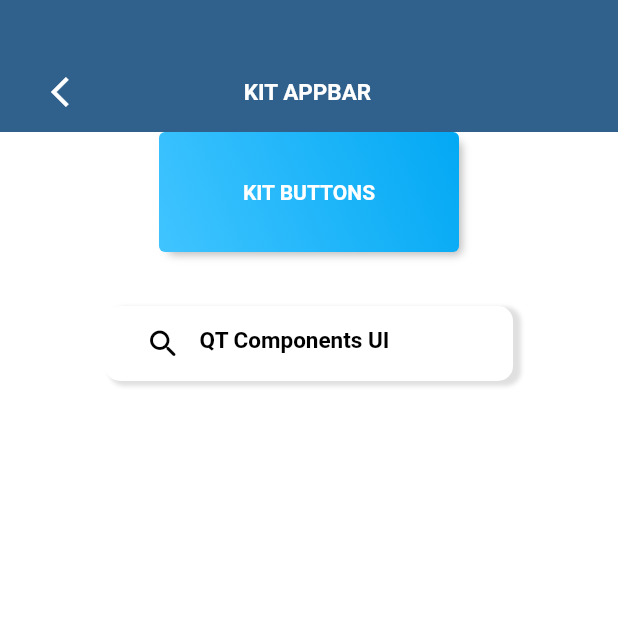
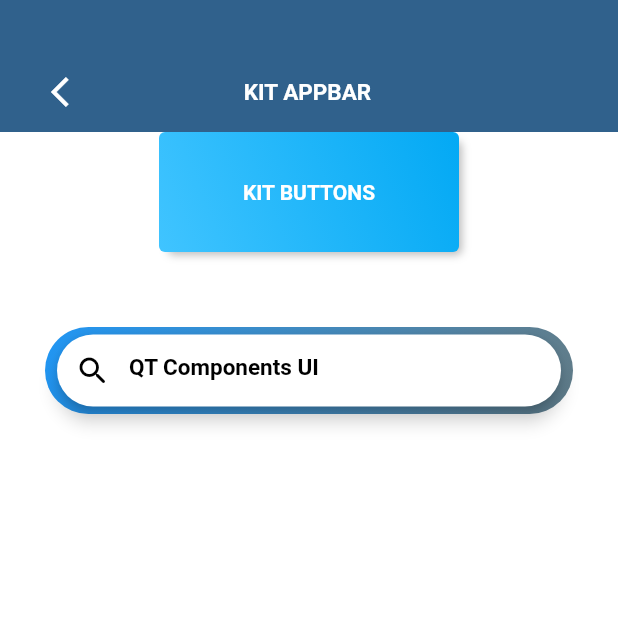
Before and after one commit to tobiassilva/components_qt_kit, a Flutter app: the screen it shows after launch, on a phone screen of 412 x 824 dp, the top half of it. Run offline on Flutter 3.47's test engine with Material 2 defaults, Android fonts, the phone set to English and light mode, and no system bars; our stand-ins replace connectivity.

Commit message:
TextfieldComMaterial

```diff
--- a/example/lib/main.dart
+++ b/example/lib/main.dart
@@ -77,7 +77,22 @@ class _MyAppState extends State<MyApp> {
                             SizedBox(
                               height: 20,
                             ),
-                            KitTextfield(),
+                            KitTextfield(
+                              padding: EdgeInsets.all(30),
+                              colorMaterial: Colors.white,
+                              margin: EdgeInsets.symmetric(
+                                  horizontal: 8, vertical: 5),
+                              decoration: BoxDecoration(
+                                  gradient: LinearGradient(
+                                      begin: Alignment.topLeft,
+                                      end: Alignment.centerRight,
+                                      colors: [
+                                        Colors.blue,
+                                        Colors.blueGrey,
+                                      ]),
+                                  borderRadius: BorderRadius.circular(56)),
+                              textFieldWithGradient: true,
+                            ),
                           ],
                         ),
                       ),
--- a/lib/widgets/ui_kits/kit_text_field.dart
+++ b/lib/widgets/ui_kits/kit_text_field.dart
@@ -36,6 +36,7 @@ class KitTextfield extends StatefulWidget {
   final IconButton? sufix;
   final bool decorationWithOutline;
   final Color colorBorderSide;
+  final Color? colorMaterial;
   final double widthBorderSide;
   final FloatingLabelBehavior floatingLabelBehavior;
   final bool alignLabelWithHint;
@@ -48,7 +49,7 @@ class KitTextfield extends StatefulWidget {
   final String textInTextField;
   final TextStyle textStyleInTextField;
   // estrutura do textField
-  final bool textFieldWhitGradient;
+  final bool textFieldWithGradient;
 
   final InputBorder border;
   final bool obscureText;
@@ -101,7 +102,8 @@ class KitTextfield extends StatefulWidget {
       this.floatingLabelBehavior = FloatingLabelBehavior.always,
       this.widthBorderSide = 1.0,
       this.inputFormatters,
-      this.textFieldWhitGradient = false});
+      this.textFieldWithGradient = false,
+      this.colorMaterial});
 
   @override
   _KitTextfieldState createState() => _KitTextfieldState();
@@ -113,7 +115,9 @@ class _KitTextfieldState extends State<KitTextfield> {
   Widget build(BuildContext context) {
     return Column(
       children: [
-        widget.textFieldWhitGradient ? textFieldPadrao() : textFieldPadrao()
+        widget.textFieldWithGradient
+            ? texfieldWithGradient()
+            : textFieldDefault()
       ],
     );
   }
@@ -126,6 +130,7 @@ class _KitTextfieldState extends State<KitTextfield> {
       child: Material(
         elevation: 5,
         borderRadius: BorderRadius.circular(56),
+        color: widget.colorMaterial,
         child: TextField(
           controller: widget.controller,
           keyboardType: TextInputType.text,
@@ -142,7 +147,7 @@ class _KitTextfieldState extends State<KitTextfield> {
     );
   }
 
-  Widget textFieldPadrao() {
+  Widget textFieldDefault() {
     return Column(
       children: [
         widget.containTiltle!
@@ -154,9 +159,11 @@ class _KitTextfieldState extends State<KitTextfield> {
                   children: [
                     SizedBox(
                       height: 35,
-                      child: Text(
-                        widget.title,
-                        style: widget.titleStyle,
+                      child: Flexible(
+                        child: Text(
+                          widget.title,
+                          style: widget.titleStyle,
+                        ),
                       ),
                     ),
                   ],
```
